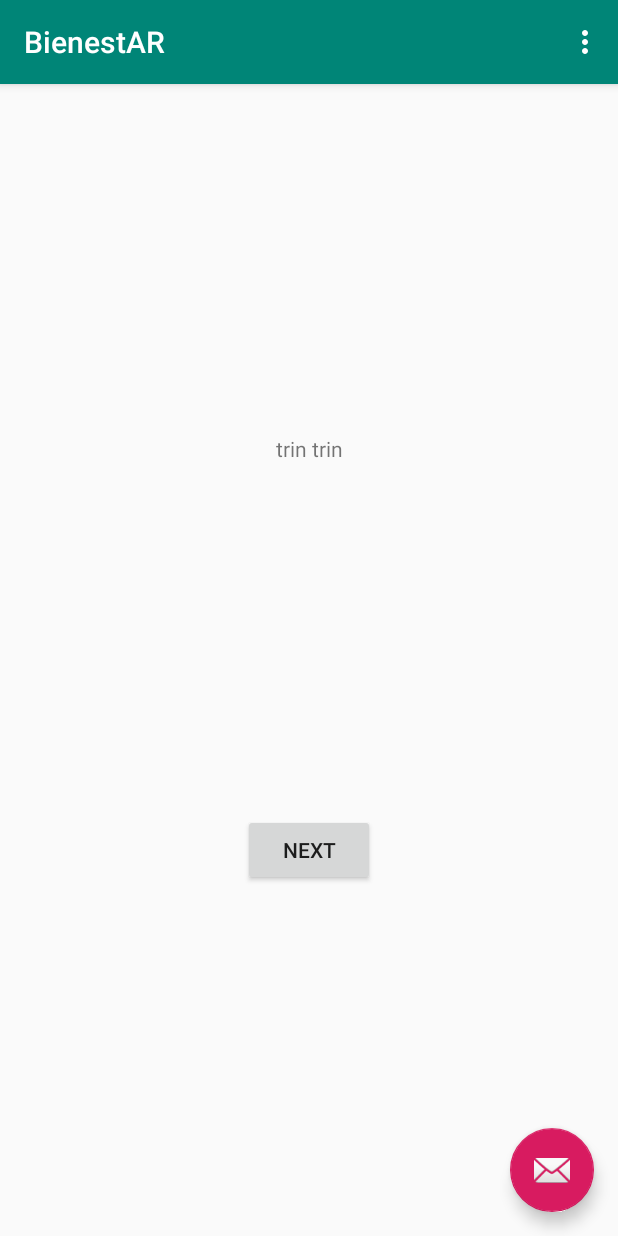
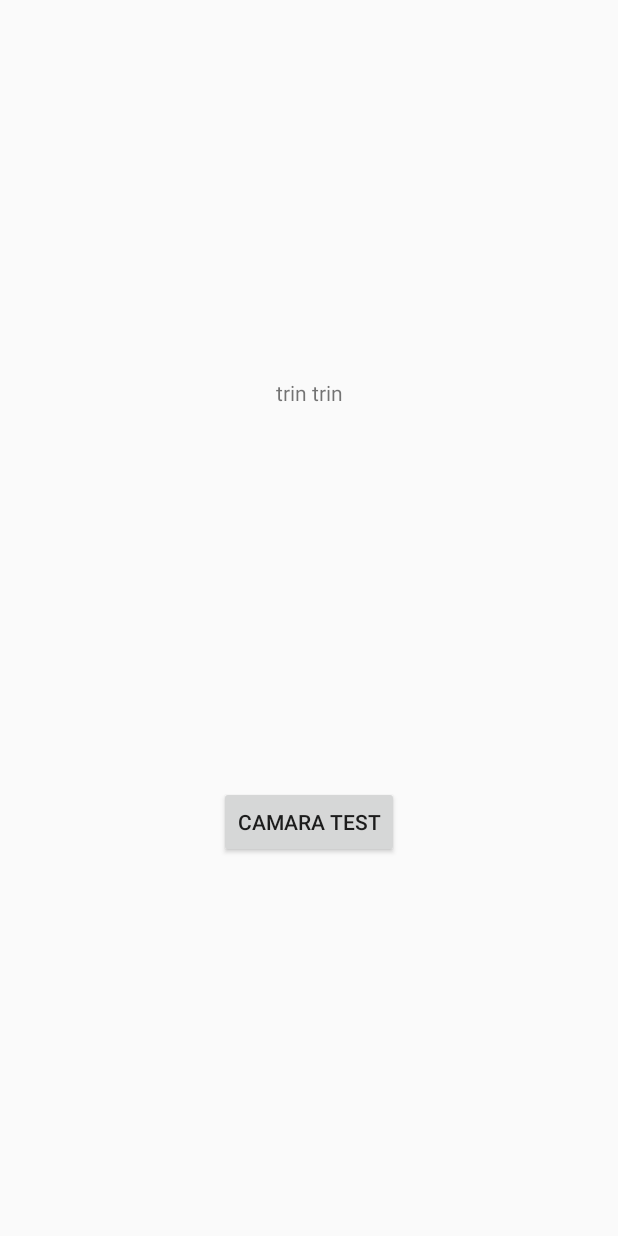
Before and after one commit to Luciana123/BienestARProveedores, an Android app: the screen it shows after launch (MainActivity), on a phone screen of 412 x 824 dp. Run offline under Robolectric (Android 15) with nearby library versions, the phone set to English and light mode, and no system bars.

Commit message:
test camara

```diff
--- a/app/src/main/AndroidManifest.xml
+++ b/app/src/main/AndroidManifest.xml
@@ -1,6 +1,9 @@
 <?xml version="1.0" encoding="utf-8"?>
 <manifest xmlns:android="http://schemas.android.com/apk/res/android"
     package="com.example.bienestarproveedores">
+
+    <uses-permission android:name="android.permission.INTERNET"/>
+    <uses-permission android:name="android.permission.CAMERA"/>
 
     <application
         android:allowBackup="true"
--- a/app/src/main/java/com/example/bienestarproveedores/FirstFragment.java
+++ b/app/src/main/java/com/example/bienestarproveedores/FirstFragment.java
@@ -27,7 +27,7 @@ public class FirstFragment extends Fragment {
             @Override
             public void onClick(View view) {
                 NavHostFragment.findNavController(FirstFragment.this)
-                        .navigate(R.id.action_FirstFragment_to_SecondFragment);
+                        .navigate(R.id.action_FirstFragment_to_videoCallFragment);
             }
         });
     }
--- a/app/src/main/java/com/example/bienestarproveedores/MainActivity.java
+++ b/app/src/main/java/com/example/bienestarproveedores/MainActivity.java
@@ -19,17 +19,6 @@ public class MainActivity extends AppCompatActivity {
     protected void onCreate(Bundle savedInstanceState) {
         super.onCreate(savedInstanceState);
         setContentView(R.layout.activity_main);
-        Toolbar toolbar = findViewById(R.id.toolbar);
-        setSupportActionBar(toolbar);
-
-        FloatingActionButton fab = findViewById(R.id.fab);
-        fab.setOnClickListener(new View.OnClickListener() {
-            @Override
-            public void onClick(View view) {
-                Snackbar.make(view, "Replace with your own action", Snackbar.LENGTH_LONG)
-                        .setAction("Action", null).show();
-            }
-        });
     }
 
     @Override
--- a/app/src/main/java/com/example/bienestarproveedores/SecondFragment.java
+++ b/app/src/main/java/com/example/bienestarproveedores/SecondFragment.java
@@ -27,7 +27,7 @@ public class SecondFragment extends Fragment {
             @Override
             public void onClick(View view) {
                 NavHostFragment.findNavController(SecondFragment.this)
-                        .navigate(R.id.action_SecondFragment_to_FirstFragment);
+                        .navigate(R.id.action_FirstFragment_to_videoCallFragment);
             }
         });
     }
--- a/app/src/main/res/layout/activity_main.xml
+++ b/app/src/main/res/layout/activity_main.xml
@@ -9,25 +9,8 @@
     <com.google.android.material.appbar.AppBarLayout
         android:layout_width="match_parent"
         android:layout_height="wrap_content"
-        android:theme="@style/AppTheme.AppBarOverlay">
-
-        <androidx.appcompat.widget.Toolbar
-            android:id="@+id/toolbar"
-            android:layout_width="match_parent"
-            android:layout_height="?attr/actionBarSize"
-            android:background="?attr/colorPrimary"
-            app:popupTheme="@style/AppTheme.PopupOverlay" />
-
-    </com.google.android.material.appbar.AppBarLayout>
+        android:theme="@style/AppTheme.AppBarOverlay"/>
 
     <include layout="@layout/content_main" />
 
-    <com.google.android.material.floatingactionbutton.FloatingActionButton
-        android:id="@+id/fab"
-        android:layout_width="wrap_content"
-        android:layout_height="wrap_content"
-        android:layout_gravity="bottom|end"
-        android:layout_margin="@dimen/fab_margin"
-        app:srcCompat="@android:drawable/ic_dialog_email" />
-
 </androidx.coordinatorlayout.widget.CoordinatorLayout>
--- a/app/src/main/res/layout/fragment_first.xml
+++ b/app/src/main/res/layout/fragment_first.xml
@@ -20,7 +20,7 @@
         android:id="@+id/button_first"
         android:layout_width="wrap_content"
         android:layout_height="wrap_content"
-        android:text="next"
+        android:text="CAMARA TEST"
         app:layout_constraintBottom_toBottomOf="parent"
         app:layout_constraintEnd_toEndOf="parent"
         app:layout_constraintStart_toStartOf="parent"
--- a/app/src/main/res/navigation/nav_graph.xml
+++ b/app/src/main/res/navigation/nav_graph.xml
@@ -6,23 +6,16 @@
     app:startDestination="@id/FirstFragment">
 
     <fragment
+        android:id="@+id/videoCallFragment"
+        android:name="com.example.bienestar.webrtc_demo.VideoCallFragment"
+        android:label="VideoCallFragment" />
+    <fragment
         android:id="@+id/FirstFragment"
         android:name="com.example.bienestarproveedores.FirstFragment"
         android:label="first_fragment_label"
         tools:layout="@layout/fragment_first">
-
         <action
-            android:id="@+id/action_FirstFragment_to_SecondFragment"
-            app:destination="@id/SecondFragment" />
-    </fragment>
-    <fragment
-        android:id="@+id/SecondFragment"
-        android:name="com.example.bienestarproveedores.SecondFragment"
-        android:label="second_fragment_label"
-        tools:layout="@layout/fragment_second">
-
-        <action
-            android:id="@+id/action_SecondFragment_to_FirstFragment"
-            app:destination="@id/FirstFragment" />
+            android:id="@+id/action_FirstFragment_to_videoCallFragment"
+            app:destination="@id/videoCallFragment" />
     </fragment>
 </navigation>
```
